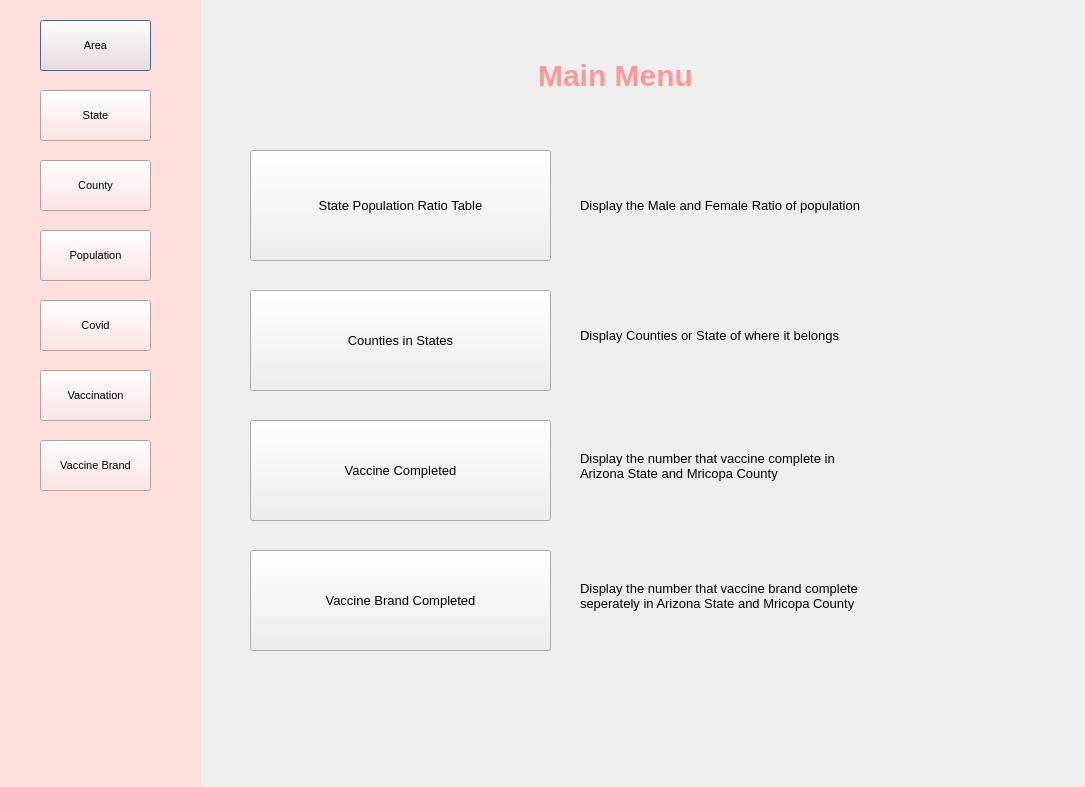
Tashi-Shiro/CSE412Project, file GUI/main.ui: the form before one commit.
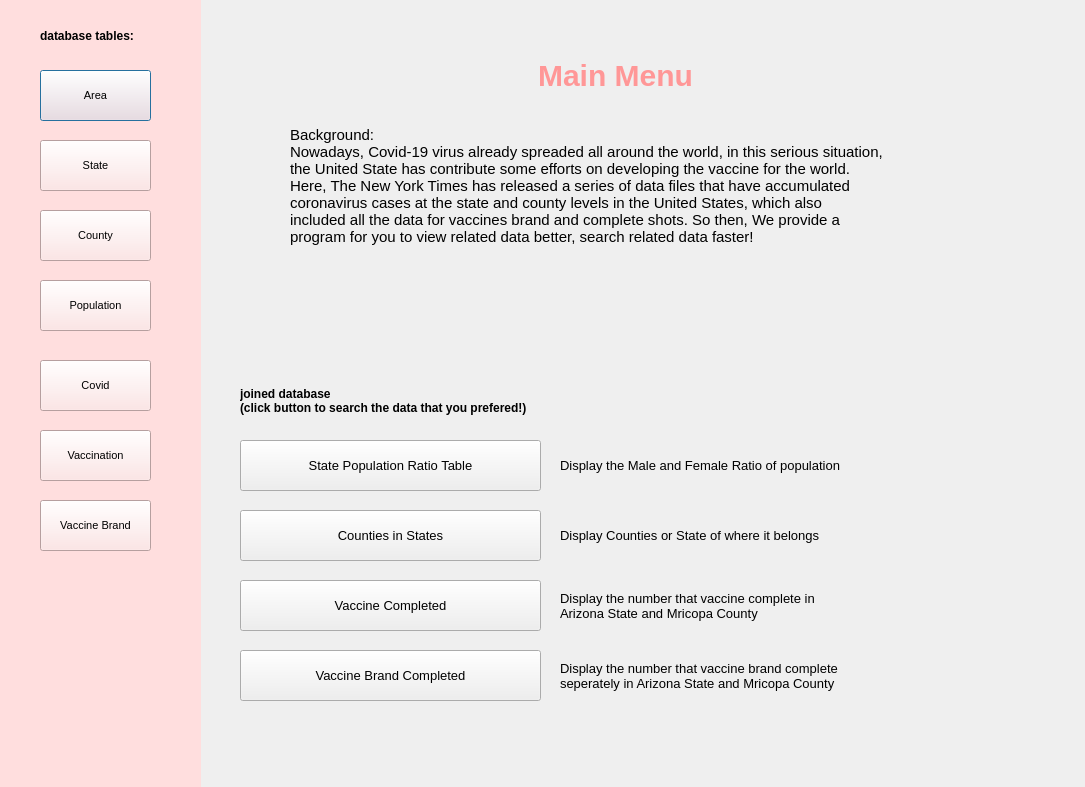
The form after the commit.

Diff of the .ui file:
```diff
--- a/GUI/main.ui
+++ b/GUI/main.ui
@@ -30,7 +30,7 @@
     <property name="geometry">
      <rect>
       <x>40</x>
-      <y>20</y>
+      <y>70</y>
       <width>111</width>
       <height>51</height>
      </rect>
@@ -50,7 +50,7 @@
     <property name="geometry">
      <rect>
       <x>40</x>
-      <y>300</y>
+      <y>360</y>
       <width>111</width>
       <height>51</height>
      </rect>
@@ -70,7 +70,7 @@
     <property name="geometry">
      <rect>
       <x>40</x>
-      <y>370</y>
+      <y>430</y>
       <width>111</width>
       <height>51</height>
      </rect>
@@ -90,7 +90,7 @@
     <property name="geometry">
      <rect>
       <x>40</x>
-      <y>90</y>
+      <y>140</y>
       <width>111</width>
       <height>51</height>
      </rect>
@@ -110,7 +110,7 @@
     <property name="geometry">
      <rect>
       <x>40</x>
-      <y>160</y>
+      <y>210</y>
       <width>111</width>
       <height>51</height>
      </rect>
@@ -130,7 +130,7 @@
     <property name="geometry">
      <rect>
       <x>40</x>
-      <y>230</y>
+      <y>280</y>
       <width>111</width>
       <height>51</height>
      </rect>
@@ -150,7 +150,7 @@
     <property name="geometry">
      <rect>
       <x>40</x>
-      <y>440</y>
+      <y>500</y>
       <width>111</width>
       <height>51</height>
      </rect>
@@ -166,6 +166,26 @@
      <string>Vaccine Brand</string>
     </property>
    </widget>
+   <widget class="QLabel" name="label_6">
+    <property name="geometry">
+     <rect>
+      <x>40</x>
+      <y>10</y>
+      <width>161</width>
+      <height>51</height>
+     </rect>
+    </property>
+    <property name="font">
+     <font>
+      <pointsize>9</pointsize>
+      <weight>75</weight>
+      <bold>true</bold>
+     </font>
+    </property>
+    <property name="text">
+     <string>database tables:</string>
+    </property>
+   </widget>
   </widget>
   <widget class="QLabel" name="label">
    <property name="geometry">
@@ -192,10 +212,10 @@
   <widget class="QPushButton" name="ratiobutton">
    <property name="geometry">
     <rect>
-     <x>250</x>
-     <y>150</y>
+     <x>240</x>
+     <y>440</y>
      <width>301</width>
-     <height>111</height>
+     <height>51</height>
     </rect>
    </property>
    <property name="font">
@@ -212,10 +232,10 @@
   <widget class="QPushButton" name="stateCountybutton">
    <property name="geometry">
     <rect>
-     <x>250</x>
-     <y>290</y>
+     <x>240</x>
+     <y>510</y>
      <width>301</width>
-     <height>101</height>
+     <height>51</height>
     </rect>
    </property>
    <property name="font">
@@ -232,10 +252,10 @@
   <widget class="QLabel" name="label_2">
    <property name="geometry">
     <rect>
-     <x>580</x>
-     <y>160</y>
-     <width>391</width>
-     <height>91</height>
+     <x>560</x>
+     <y>440</y>
+     <width>431</width>
+     <height>51</height>
     </rect>
    </property>
    <property name="font">
@@ -250,10 +270,10 @@
   <widget class="QLabel" name="label_3">
    <property name="geometry">
     <rect>
-     <x>580</x>
-     <y>290</y>
-     <width>391</width>
-     <height>91</height>
+     <x>560</x>
+     <y>510</y>
+     <width>451</width>
+     <height>51</height>
     </rect>
    </property>
    <property name="font">
@@ -268,10 +288,10 @@
   <widget class="QPushButton" name="vaccineCompletebutton">
    <property name="geometry">
     <rect>
-     <x>250</x>
-     <y>420</y>
+     <x>240</x>
+     <y>580</y>
      <width>301</width>
-     <height>101</height>
+     <height>51</height>
     </rect>
    </property>
    <property name="font">
@@ -288,10 +308,10 @@
   <widget class="QPushButton" name="VaccBrandCompletebutton">
    <property name="geometry">
     <rect>
-     <x>250</x>
-     <y>550</y>
+     <x>240</x>
+     <y>650</y>
      <width>301</width>
-     <height>101</height>
+     <height>51</height>
     </rect>
    </property>
    <property name="font">
@@ -308,10 +328,10 @@
   <widget class="QLabel" name="label_4">
    <property name="geometry">
     <rect>
-     <x>580</x>
-     <y>420</y>
-     <width>391</width>
-     <height>91</height>
+     <x>560</x>
+     <y>580</y>
+     <width>431</width>
+     <height>51</height>
     </rect>
    </property>
    <property name="font">
@@ -327,10 +347,10 @@
   <widget class="QLabel" name="label_5">
    <property name="geometry">
     <rect>
-     <x>580</x>
-     <y>550</y>
-     <width>391</width>
-     <height>91</height>
+     <x>560</x>
+     <y>640</y>
+     <width>431</width>
+     <height>71</height>
     </rect>
    </property>
    <property name="font">
@@ -343,6 +363,51 @@
 seperately in Arizona State and Mricopa County</string>
    </property>
   </widget>
+  <widget class="QLabel" name="label_7">
+   <property name="geometry">
+    <rect>
+     <x>290</x>
+     <y>90</y>
+     <width>771</width>
+     <height>191</height>
+    </rect>
+   </property>
+   <property name="font">
+    <font>
+     <pointsize>11</pointsize>
+    </font>
+   </property>
+   <property name="text">
+    <string>Background: 
+Nowadays, Covid-19 virus already spreaded all around the world, in this serious situation, 
+the United State has contribute some efforts on developing the vaccine for the world. 
+Here, The New York Times has released a series of data files that have accumulated 
+coronavirus cases at the state and county levels in the United States, which also 
+included all the data for vaccines brand and complete shots. So then, We provide a 
+program for you to view related data better, search related data faster!</string>
+   </property>
+  </widget>
+  <widget class="QLabel" name="label_8">
+   <property name="geometry">
+    <rect>
+     <x>240</x>
+     <y>380</y>
+     <width>501</width>
+     <height>41</height>
+    </rect>
+   </property>
+   <property name="font">
+    <font>
+     <pointsize>9</pointsize>
+     <weight>75</weight>
+     <bold>true</bold>
+    </font>
+   </property>
+   <property name="text">
+    <string>joined database 
+(click button to search the data that you prefered!)</string>
+   </property>
+  </widget>
  </widget>
  <resources/>
  <connections/>
```
